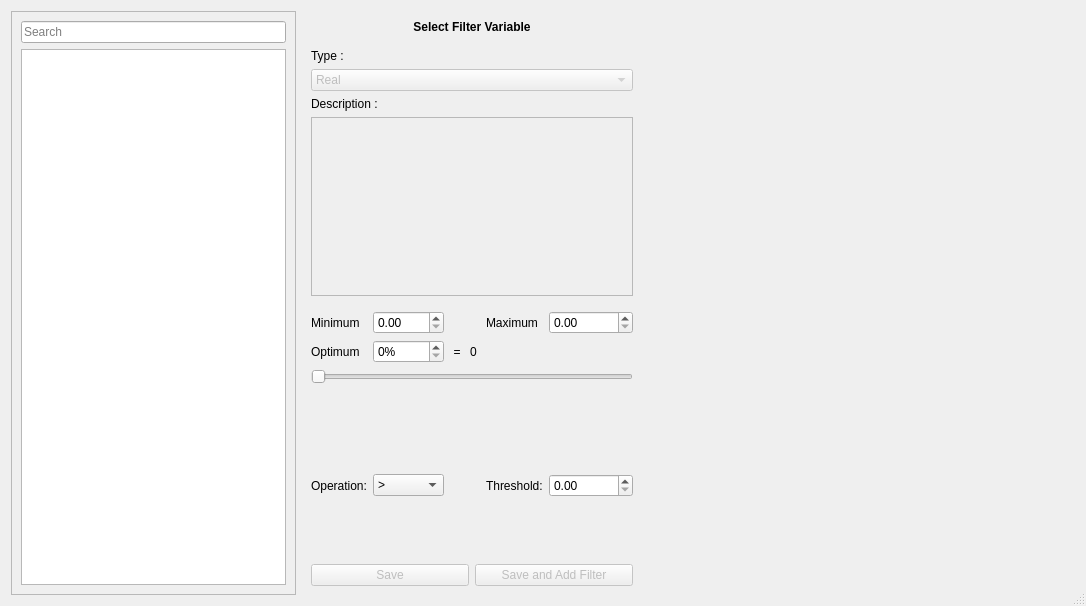
This is braviz/interaction/qt_guis/add_filter_dialog.ui in diego0020/braviz-app as Qt 5 draws it before an edit. The edited form follows.
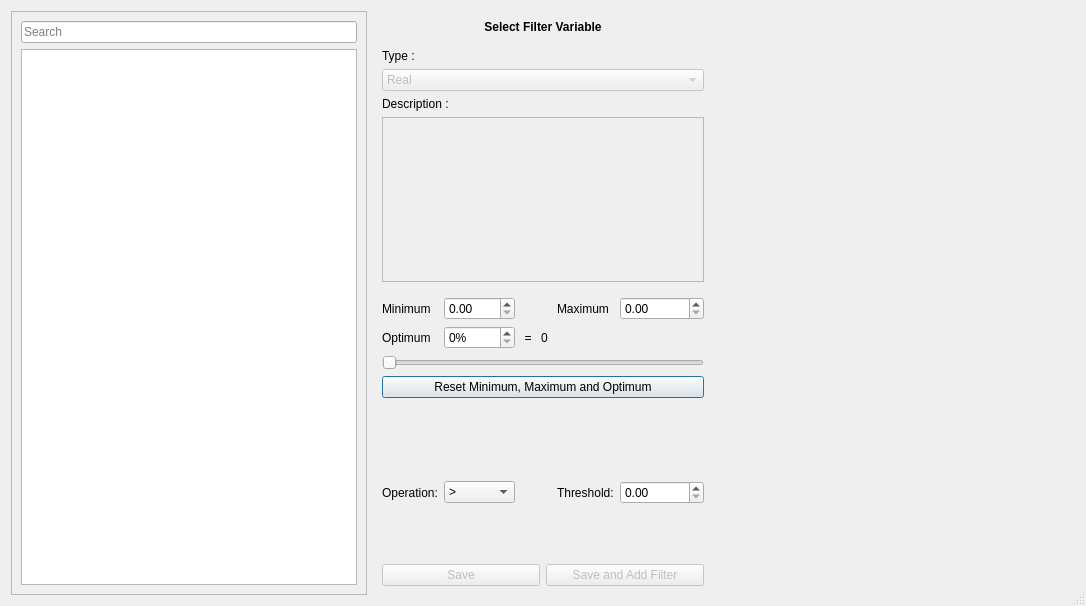
This is the edited form. The open tabs and pages were chosen to show the change.

Commit message:
Interface improvements to variable select dialogs Added a button to reset problematic min-max values for real variables
Better number formatting for scalars in subject overview

Diff of the .ui file:
```diff
--- a/braviz/interaction/qt_guis/add_filter_dialog.ui
+++ b/braviz/interaction/qt_guis/add_filter_dialog.ui
@@ -25,7 +25,7 @@
   <property name="modal">
    <bool>true</bool>
   </property>
-  <layout class="QHBoxLayout" name="horizontalLayout" stretch="2,1,3">
+  <layout class="QHBoxLayout" name="horizontalLayout" stretch="3,1,3">
    <item>
     <widget class="QFrame" name="frame_3">
      <property name="frameShape">
@@ -220,14 +220,14 @@
              <property name="rightMargin">
               <number>0</number>
              </property>
-             <item row="4" column="0">
+             <item row="5" column="0">
               <widget class="QLabel" name="label_8">
                <property name="text">
                 <string>Operation:</string>
                </property>
               </widget>
              </item>
-             <item row="4" column="1">
+             <item row="5" column="1">
               <widget class="QComboBox" name="operation_combo">
                <item>
                 <property name="text">
@@ -259,7 +259,7 @@
                </property>
               </widget>
              </item>
-             <item row="4" column="5">
+             <item row="5" column="5">
               <widget class="QDoubleSpinBox" name="th_spin">
                <property name="locale">
                 <locale language="English" country="UnitedStates"/>
@@ -362,7 +362,7 @@
                </property>
               </widget>
              </item>
-             <item row="3" column="0">
+             <item row="4" column="0">
               <spacer name="verticalSpacer_2">
                <property name="orientation">
                 <enum>Qt::Vertical</enum>
@@ -375,14 +375,14 @@
                </property>
               </spacer>
              </item>
-             <item row="4" column="4">
+             <item row="5" column="4">
               <widget class="QLabel" name="label_9">
                <property name="text">
                 <string>Threshold:</string>
                </property>
               </widget>
              </item>
-             <item row="5" column="0">
+             <item row="6" column="0">
               <spacer name="verticalSpacer">
                <property name="orientation">
                 <enum>Qt::Vertical</enum>
@@ -395,6 +395,13 @@
                </property>
               </spacer>
              </item>
+             <item row="3" column="0" colspan="6">
+              <widget class="QPushButton" name="reset_real_meta">
+               <property name="text">
+                <string>Reset Minimum, Maximum and Optimum</string>
+               </property>
+              </widget>
+             </item>
             </layout>
            </widget>
           </widget>
```
The commit also changes 11 other files.
